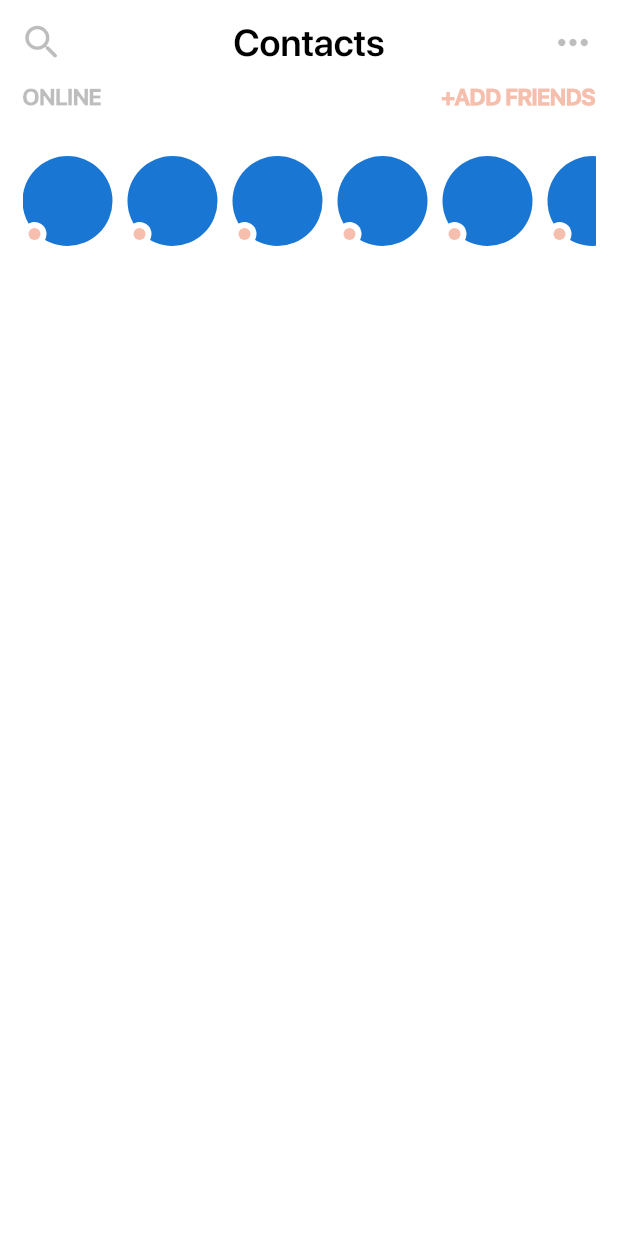
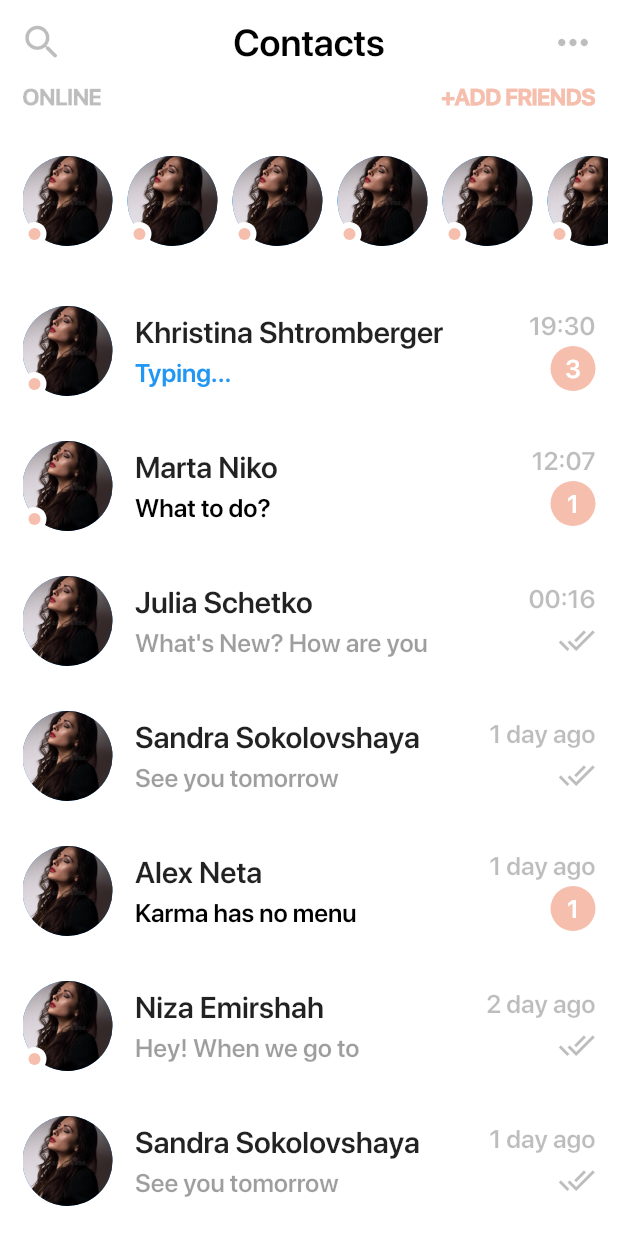
Before and after one commit to Krishnak561/ChatPage, a Flutter app: the screen it shows after launch, on a phone screen of 412 x 824 dp. Run offline on Flutter 3.47's test engine with Material 2 defaults, Android fonts, the phone set to English and light mode, and no system bars.

```diff
--- a/lib/Services/AddingContacts.dart
+++ b/lib/Services/AddingContacts.dart
@@ -1,29 +1,68 @@
 import 'package:flutter/material.dart';
-import 'Chat_Info_Bubble.dart';
+import 'Chat_Contact_Template.dart';
 import 'Profile_Pictures.dart';
+import 'dart:math';
 
-List<Widget> onlineProfileList = [
-  OnlineProfile(10),
-  OnlineProfile(10),
-  OnlineProfile(10),
-  OnlineProfile(10),
-  OnlineProfile(10),
-  OnlineProfile(10),
-  OnlineProfile(10),
-  OnlineProfile(10),
-  OnlineProfile(10),
-  OnlineProfile(10),
-  OnlineProfile(10),
-  OnlineProfile(10)
-];
+class OnlineStatusProfile {
+  List<Widget> onlineProfileList = [];
 
-List<Widget> Contacts = [];
+  List<Widget> LoopingToAdd(int iterations) {
+    onlineProfileList = [];
+    for (int i = 0; i < iterations; i++) {
+      var rng = Random();
+      onlineProfileList.add(
+        onlineProfile(picURL: rng.nextInt(5) + 1),
+      );
+    }
+    return onlineProfileList;
+  }
+}
 
 void _addOnlineContacts() {
   // Backend
   // Append the new contacts to OnlineProfileList.
 }
 
-class ChatContacts {
-  void AddContacts(BuildContext context, name, text, time) {}
+ChatContact page = ChatContact();
+
+class ChatContactPage {
+  List<Widget> contactsList = [
+    page.chatContactTemplate(
+      'Khristina Shtromberger',
+      'Hey, Hi How are you doing',
+      '19:30',
+      numberOfMsgs: 3,
+      typing: true,
+      read: false,
+    ),
+    page.chatContactTemplate('Marta Niko', 'What to do?', '12:07',
+        numberOfMsgs: 1, read: false),
+    page.chatContactTemplate(
+        'Julia Schetko', "What's New? How are you", '00:16',
+        online: false),
+    page.chatContactTemplate(
+        'Sandra Sokolovshaya', 'See you tomorrow', '1 day ago',
+        online: false),
+    page.chatContactTemplate('Alex Neta', 'Karma has no menu', '1 day ago',
+        numberOfMsgs: 1, read: false, online: false),
+    page.chatContactTemplate(
+        'Niza Emirshah', 'Hey! When we go to', '2 day ago'),
+    page.chatContactTemplate(
+        'Sandra Sokolovshaya', 'See you tomorrow', '1 day ago',
+        online: false),
+    page.chatContactTemplate('Alex Neta', 'Karma has no menu', '1 day ago',
+        numberOfMsgs: 1, read: false, online: false),
+    page.chatContactTemplate(
+      'Marta Niko',
+      'What to do?',
+      '12:07',
+      read: false,
+      numberOfMsgs: 1,
+    ),
+    page.chatContactTemplate(
+        'Niza Emirshah', 'Hey! When we go to', '2 day ago'),
+    page.chatContactTemplate(
+        'Sandra Sokolovshaya', 'See you tomorrow', '1 day ago',
+        online: false),
+  ];
 }
--- a/lib/Services/Profile_Pictures.dart
+++ b/lib/Services/Profile_Pictures.dart
@@ -1,8 +1,11 @@
 import 'package:flutter/material.dart';
 
-Widget OnlineProfile(double set) {
+Widget onlineProfile(
+    {double padding = 10.0, bool online = true, int picURL = 1}) {
+  String URL = picURL.toString();
   return Padding(
-    padding: EdgeInsets.only(right: set, left: 0, top: set, bottom: set),
+    padding:
+        EdgeInsets.only(right: padding, left: 0, top: padding, bottom: padding),
     child: Stack(
       children: [
         Align(
@@ -10,20 +13,24 @@ Widget OnlineProfile(double set) {
           child: CircleAvatar(
             child: Align(
               alignment: Alignment.bottomLeft,
-              child: CircleAvatar(
-                  backgroundColor: Colors.white,
-                  radius: 8.0,
-                  child: CircleAvatar(
-                    backgroundColor: Color(0xFFF6BEAD),
-                    radius: 4.0,
-                  )),
+              child: online ? onlineIndicator() : null,
             ),
             radius: 30.0,
-            // backgroundImage:
-            //     AssetImage('assets/images/user-image-default.png'),
+            backgroundImage: AssetImage('assets/images/$URL.jpg'),
           ),
         ),
       ],
     ),
   );
 }
+
+CircleAvatar onlineIndicator() {
+  return CircleAvatar(
+    backgroundColor: Colors.white,
+    radius: 8.0,
+    child: CircleAvatar(
+      backgroundColor: Color(0xFFF6BEAD),
+      radius: 4.0,
+    ),
+  );
+}
--- a/lib/screens/Home_Page.dart
+++ b/lib/screens/Home_Page.dart
@@ -1,7 +1,7 @@
 import 'package:flutter/material.dart';
 import 'package:internship/Services/AddingContacts.dart';
 import 'package:internship/Services/Profile_Pictures.dart';
-import 'package:internship/Services/Chat_Info_Bubble.dart';
+import 'package:internship/Services/Chat_Contact_Template.dart';
 import 'package:internship/Services/AddingContacts.dart';
 
 class HomePage extends StatefulWidget {
@@ -11,7 +11,8 @@ class HomePage extends StatefulWidget {
 
 class _HomePageState extends State<HomePage> {
   ScrollController _controller = ScrollController();
-
+  OnlineStatusProfile profile = OnlineStatusProfile();
+  ChatContactPage chat = ChatContactPage();
   @override
   Widget build(BuildContext context) {
     return Scaffold(
@@ -40,11 +41,11 @@ class _HomePageState extends State<HomePage> {
         backgroundColor: Colors.white,
         elevation: 0,
       ),
-      body: Padding(
+      body: Column(
+        children: <Widget>[
+          Padding(
             padding: EdgeInsets.only(left: 15, right: 15),
-        child: Column(
-          children: <Widget>[
-            Row(
+            child: Row(
               mainAxisAlignment: MainAxisAlignment.spaceBetween,
               children: <Widget>[
                 Text(
@@ -63,28 +64,34 @@ class _HomePageState extends State<HomePage> {
                 ),
               ],
             ),
-            Container(
+          ),
+          Padding(
+            padding: EdgeInsets.only(left: 15, right: 7),
+            child: Container(
               margin: EdgeInsets.symmetric(vertical: 20.0),
               height: 80.0,
               child: ListView(
                 scrollDirection: Axis.horizontal,
-                children: onlineProfileList,
+                children: profile.LoopingToAdd(10),
               ),
             ),
-            Container(
+          ),
+          Expanded(
+            flex: 1,
+            child: Padding(
+              padding: EdgeInsets.only(left: 15, right: 15),
+              child: Container(
                 child: ListView(
                   physics: AlwaysScrollableScrollPhysics(),
                   controller: _controller,
                   shrinkWrap: true,
-                children: <Widget>[
-                  //TODO Make a list.
-
-                ],
+                  children: chat.contactsList,
+                ),
+              ),
             ),
           ),
         ],
       ),
-      ),
     );
   }
 }
--- a/pubspec.yaml
+++ b/pubspec.yaml
@@ -45,9 +45,8 @@ flutter:
   uses-material-design: true
 
   # To add assets to your application, add an assets section, like this:
-  # assets:
-  #   - images/a_dot_burr.jpeg
-  #   - images/a_dot_ham.jpeg
+  assets:
+   - assets/images/
 
   # An image asset can refer to one or more resolution-specific "variants", see
   # https://flutter.dev/assets-and-images/#resolution-aware.
```
Also changed, not shown: lib/Services/Chat_Contact_Template.dart (added, +108 -0 lines), lib/Services/Chat_Info_Bubble.dart (deleted, +0 -72 lines), assets/images/1.jpg (added), assets/images/2.jpg (added), assets/images/3.jpg (added), assets/images/4.jpg (added), assets/images/5.jpg (added). Lines whose indentation alone changed are shown as unchanged.
